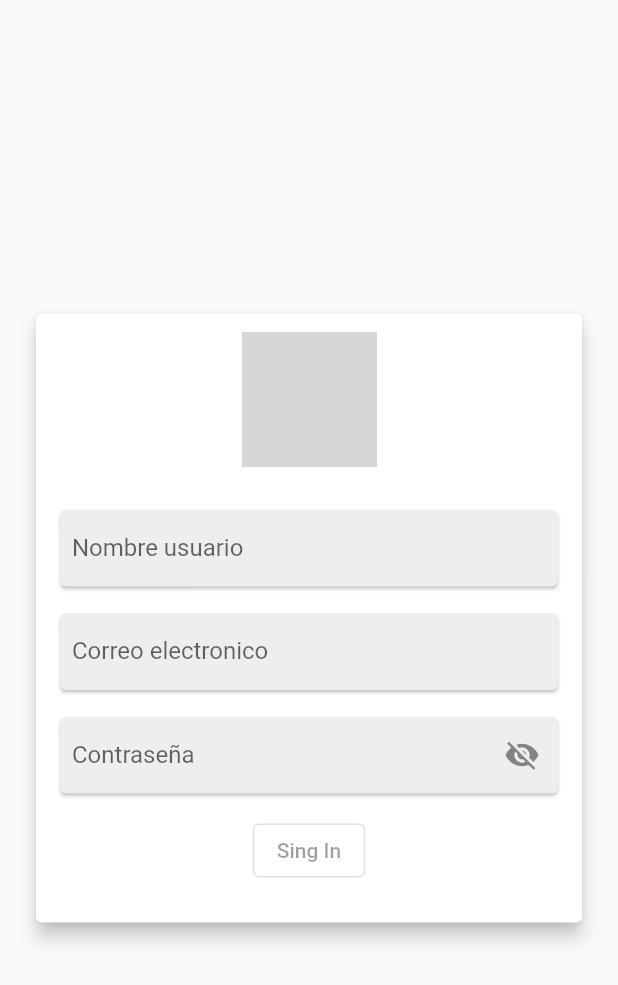
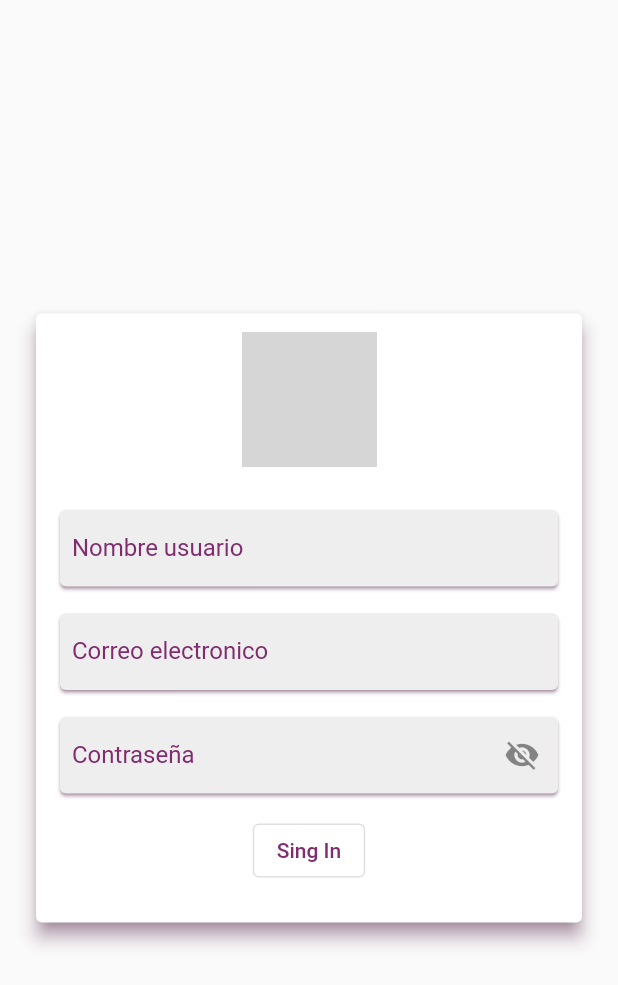
Before and after one commit to IvanZeroi96/FakeStore, a Flutter app: the screen it shows after launch, after a tap on "Sing In", on a phone screen of 412 x 824 dp. Shown: the top 985 px of the screen. Run offline on Flutter 3.47's test engine with Material 2 defaults, Android fonts, the phone set to English and light mode, and no system bars; drawn by our look-alikes of modal_progress_hud_nsn; our stand-ins replace cached_network_image, get, shared_preferences; network calls fail; grey boxes are pictures that could not be loaded.

Commit message:
Errors and Login

```diff
--- a/lib/controller/errors/error_controller.dart
+++ b/lib/controller/errors/error_controller.dart
@@ -11,8 +11,8 @@ class ErrorController extends FSGetXController{
 
   @override
   void onInit() {
-    if(Get.parameters['StatusCode'] != null){
-      _statusCode = int.tryParse(Get.parameters['StatusCode']!)!;
+    if(Get.arguments['StatusCode'] != null){
+      _statusCode = int.tryParse(Get.arguments['StatusCode']!)!;
     }
     _evaluateCode();
 
@@ -22,7 +22,7 @@ class ErrorController extends FSGetXController{
   void _evaluateCode(){
     switch(_statusCode){
       case 401:
-        _mensaje = 'Tu contrasña o usuario son incorrectos';
+        _mensaje = 'Tu contraseña o usuario son incorrectos';
         break;
     }
   }
--- a/lib/main.dart
+++ b/lib/main.dart
@@ -1,3 +1,4 @@
+import 'package:fakestore/model/colors.dart';
 import 'package:fakestore/model/l10n/l10n.dart';
 import 'package:fakestore/model/routes.dart';
 import 'package:flutter/material.dart';
@@ -18,6 +19,42 @@ class MyApp extends StatelessWidget {
       debugShowCheckedModeBanner: false,
       theme: ThemeData(
         primarySwatch: Colors.blue,
+        appBarTheme: const AppBarTheme(
+          centerTitle: true,
+          color: Colors.transparent,
+          elevation: 0,
+          actionsIconTheme: IconThemeData(
+            color: FSColors.purple,
+          ),
+          iconTheme: IconThemeData(
+            color: FSColors.purple,
+          )
+        ),
+        hintColor: FSColors.purple,
+        shadowColor: FSColors.purple,
+        focusColor: FSColors.purple,
+        inputDecorationTheme: const InputDecorationTheme(
+          focusColor: FSColors.purple,
+          labelStyle: TextStyle(
+            color: FSColors.purple,
+          ),
+          border: InputBorder.none,
+          disabledBorder: InputBorder.none,
+          enabledBorder: InputBorder.none,
+          focusedBorder: InputBorder.none,
+          errorBorder: InputBorder.none,
+          focusedErrorBorder: InputBorder.none,
+          iconColor: FSColors.purple,
+        ),
+        floatingActionButtonTheme: const FloatingActionButtonThemeData(
+          backgroundColor: FSColors.purple,
+        ),
+        iconTheme: const IconThemeData(
+          color: FSColors.purple,
+        ),
+        listTileTheme: const ListTileThemeData(
+          iconColor: FSColors.purple,
+        ),
       ),
       themeMode: ThemeMode.system,
       localizationsDelegates: const [
--- /dev/null
+++ b/lib/model/colors.dart
@@ -0,0 +1,6 @@
+
+import 'dart:ui';
+
+class FSColors {
+  static const purple = Color.fromRGBO(128, 44, 110, 1);
+}
--- a/lib/view/errors/error_page.dart
+++ b/lib/view/errors/error_page.dart
@@ -13,7 +13,9 @@ class ErrorPage extends StatelessWidget {
       builder: (_) {
         return Scaffold(
           body: Center(
-            child: Card(
+            child: SizedBox(
+              width: 340,
+              height: 340,
               child: Column(
                 children: [
                   Image.asset(
@@ -21,7 +23,7 @@ class ErrorPage extends StatelessWidget {
                     height: 200,
                     width: 200,
                   ),
-                  Text(_.mensaje),
+                  Text(_.mensaje,style: const TextStyle().copyWith(fontSize: 20),),
                 ],
               ),
             ),
--- a/lib/view/login/login_page.dart
+++ b/lib/view/login/login_page.dart
@@ -1,6 +1,8 @@
 import 'package:fakestore/controller/login/login_controller.dart';
+import 'package:fakestore/model/colors.dart';
 import 'package:fakestore/model/l10n/l10n.dart';
 import 'package:fakestore/model/utils.dart';
+import 'package:fakestore/view/ui/progress_hud.dart';
 import 'package:flutter/material.dart';
 import 'package:get/get.dart';
 
@@ -13,7 +15,13 @@ class LoginPage extends StatelessWidget {
       init: LoginController(),
       builder: (_) {
         return Scaffold(
-          body: Center(
+          body: GestureDetector(
+            onTap: () {
+              FocusScope.of(context).requestFocus(FocusNode());
+            },
+            child: ProgressHUD(
+              loading: _.isLoading,
+              child: Center(
                 child: SingleChildScrollView(
                   child: Padding(
                     padding: const EdgeInsets.all(20.0),
@@ -80,8 +88,12 @@ class LoginPage extends StatelessWidget {
                                       onPressed: _.isCompleteForm
                                           ? () => _.onLogin()
                                           : null,
-                                  child:
-                                      Text(Localizationes.of(context)!.login),
+                                      child: Text(
+                                        Localizationes.of(context)!.login,
+                                        style: const TextStyle().copyWith(
+                                          color: FSColors.purple,
+                                        ),
+                                      ),
                                     );
                                   }),
                               const SizedBox(
@@ -104,6 +116,8 @@ class LoginPage extends StatelessWidget {
                   ),
                 ),
               ),
+            ),
+          ),
         );
       },
     );
@@ -113,16 +127,10 @@ class LoginPage extends StatelessWidget {
     return const InputDecoration(
       labelText: 'Nombre usuario',
       contentPadding: EdgeInsets.symmetric(
-        vertical: 8,
-        horizontal: 8,
+        vertical: 10,
+        horizontal: 10,
       ),
       isDense: false,
-      border: InputBorder.none,
-      disabledBorder: InputBorder.none,
-      enabledBorder: InputBorder.none,
-      focusedBorder: InputBorder.none,
-      errorBorder: InputBorder.none,
-      focusedErrorBorder: InputBorder.none,
       counterText: '',
     );
   }
@@ -130,8 +138,8 @@ class LoginPage extends StatelessWidget {
   InputDecoration _decorationPass(LoginController _) {
     return InputDecoration(
       contentPadding: const EdgeInsets.symmetric(
-        vertical: 8,
-        horizontal: 8,
+        vertical: 10,
+        horizontal: 10,
       ),
       labelText: 'Contraseña',
       isDense: false,
@@ -141,12 +149,6 @@ class LoginPage extends StatelessWidget {
             : const Icon(Icons.visibility),
         onPressed: _.changePasswordVisibility,
       ),
-      border: InputBorder.none,
-      disabledBorder: InputBorder.none,
-      enabledBorder: InputBorder.none,
-      focusedBorder: InputBorder.none,
-      errorBorder: InputBorder.none,
-      focusedErrorBorder: InputBorder.none,
       counterText: '',
     );
   }
--- a/lib/view/sing_in/singin_page.dart
+++ b/lib/view/sing_in/singin_page.dart
@@ -1,6 +1,8 @@
 import 'package:fakestore/controller/sing_in/singin_controller.dart';
+import 'package:fakestore/model/colors.dart';
 import 'package:fakestore/model/l10n/l10n.dart';
 import 'package:fakestore/model/utils.dart';
+import 'package:fakestore/view/ui/progress_hud.dart';
 import 'package:flutter/material.dart';
 import 'package:get/get.dart';
 
@@ -13,7 +15,9 @@ class SingInPage extends StatelessWidget {
       init: SingInController(),
       builder: (_) {
         return Scaffold(
-          body: Center(
+          body: ProgressHUD(
+            loading: _.isLoading,
+            child: Center(
               child: SingleChildScrollView(
                 child: Padding(
                   padding: const EdgeInsets.all(20.0),
@@ -92,16 +96,21 @@ class SingInPage extends StatelessWidget {
                                 builder: (_) {
                                   return OutlinedButton(
                                     onPressed: _.isCompleteForm
-                                      ? () => _.onSingIn
+                                        ? () => _.onSingIn()
                                         : null,
-                                  child:
-                                      Text(Localizationes.of(context)!.singIn),
+                                    child: Text(
+                                      Localizationes.of(context)!.singIn,
+                                      style: const TextStyle().copyWith(
+                                        color: FSColors.purple,
+                                      ),
+                                    ),
                                   );
                                 }),
                             const SizedBox(
                               height: 12,
                             ),
                           ],
+                        ),
                       ),
                     ),
                   ),
@@ -140,12 +149,6 @@ class SingInPage extends StatelessWidget {
         horizontal: 8,
       ),
       isDense: false,
-      border: InputBorder.none,
-      disabledBorder: InputBorder.none,
-      enabledBorder: InputBorder.none,
-      focusedBorder: InputBorder.none,
-      errorBorder: InputBorder.none,
-      focusedErrorBorder: InputBorder.none,
       counterText: '',
     );
   }
@@ -164,12 +167,6 @@ class SingInPage extends StatelessWidget {
             : const Icon(Icons.visibility),
         onPressed: _.changePasswordVisibility,
       ),
-      border: InputBorder.none,
-      disabledBorder: InputBorder.none,
-      enabledBorder: InputBorder.none,
-      focusedBorder: InputBorder.none,
-      errorBorder: InputBorder.none,
-      focusedErrorBorder: InputBorder.none,
       counterText: '',
     );
   }
--- /dev/null
+++ b/lib/view/ui/progress_hud.dart
@@ -0,0 +1,69 @@
+import 'package:cached_network_image/cached_network_image.dart';
+import 'package:fakestore/model/colors.dart';
+import 'package:fakestore/view/ui/circular_progress.dart';
+import 'package:flutter/material.dart';
+import 'package:modal_progress_hud_nsn/modal_progress_hud_nsn.dart';
+
+class ProgressHUD extends StatelessWidget {
+
+  final bool loading;
+  final Widget child;
+  final bool whitText;
+  final String textLabel;
+  final String urlImage;
+  final Color backGround;
+
+  ProgressHUD({
+    required this.loading,
+    required this.child,
+    this.whitText = false,
+    this.textLabel = '',
+    this.urlImage = '',
+    this.backGround = Colors.white
+  });
+
+  @override
+  Widget build(BuildContext context) {
+
+    if(whitText)
+    {
+      return Stack(
+        children: [
+          ModalProgressHUD(
+            inAsyncCall: loading,
+            progressIndicator: CircularProgress(),
+            color: backGround,
+            opacity: 1.0,
+            child: child,
+          ),
+          loading ? Center(child: Padding(
+            padding: EdgeInsets.only(top: urlImage.isNotEmpty ? 150 : 80),
+            child: Column(
+              crossAxisAlignment: CrossAxisAlignment.center,
+              mainAxisAlignment: MainAxisAlignment.center,
+              children: [
+                Text(textLabel,style: Theme.of(context).primaryTextTheme.headline6!.copyWith(color: FSColors.purple)),
+                const SizedBox(height: 16,),
+                urlImage.isNotEmpty ? CachedNetworkImage(
+                  width: 60,height: 60,fit: BoxFit.scaleDown,
+                  imageUrl: urlImage,
+                  placeholder: (context, url) => const CircularProgressIndicator(),
+                  errorWidget: (context, url, error) => Image.asset('assets/images/sinimagen.png', height: 30,fit: BoxFit.cover,),
+                ) : Container(),
+              ],
+            ),
+          )) : Container()
+        ],
+      );
+    }
+    else
+    {
+      return ModalProgressHUD(
+        inAsyncCall: loading,
+        progressIndicator: CircularProgress(),
+        color: Colors.white,
+        child: child,
+      );
+    }
+  }
+}
--- a/pubspec.yaml
+++ b/pubspec.yaml
@@ -41,6 +41,8 @@ dependencies:
   get: ^4.6.5
   shared_preferences: ^2.0.16
   http: ^0.13.5
+  modal_progress_hud_nsn: ^0.3.0
+  cached_network_image: ^3.2.3
 
 dev_dependencies:
   flutter_test:
```
Also changed, not shown: lib/controller/home/home_controller.dart (+49 -2 lines), lib/controller/login/login_controller.dart (+18 -2 lines), lib/controller/sing_in/singin_controller.dart (+27 -2 lines), lib/model/errors.dart (added, +19 -0 lines), lib/model/network/Network.dart (+44 -1 lines), lib/model/network/StatusController.dart (+41 -0 lines), lib/model/products/products.dart (added, +68 -0 lines), lib/view/home/home_page.dart (+100 -1 lines), lib/view/ui/circular_progress.dart (added, +27 -0 lines), 8 other files. Lines whose indentation alone changed are shown as unchanged.
